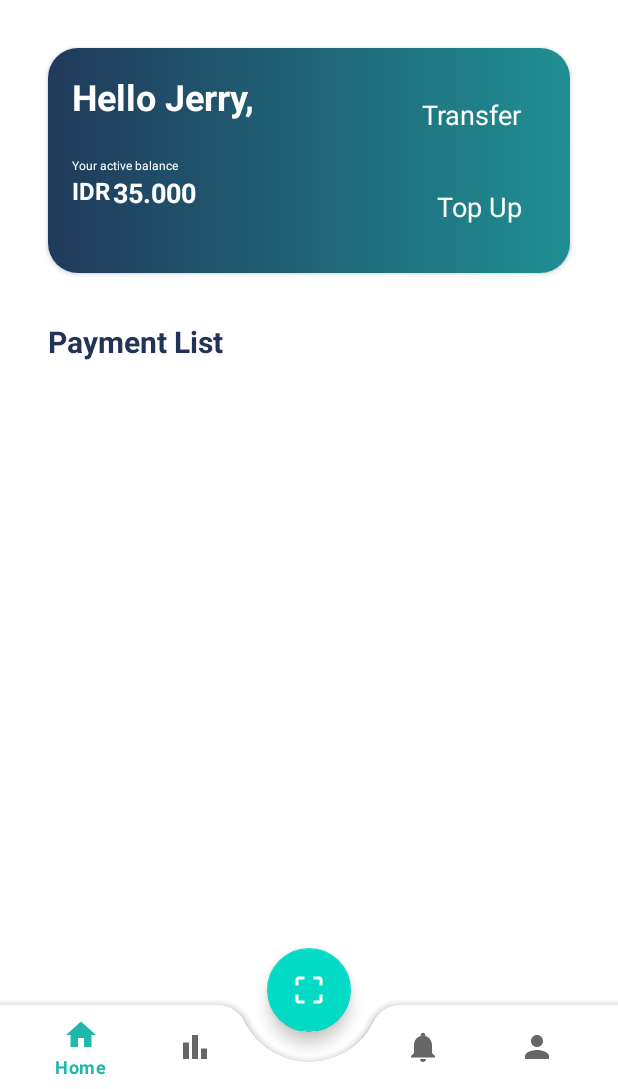
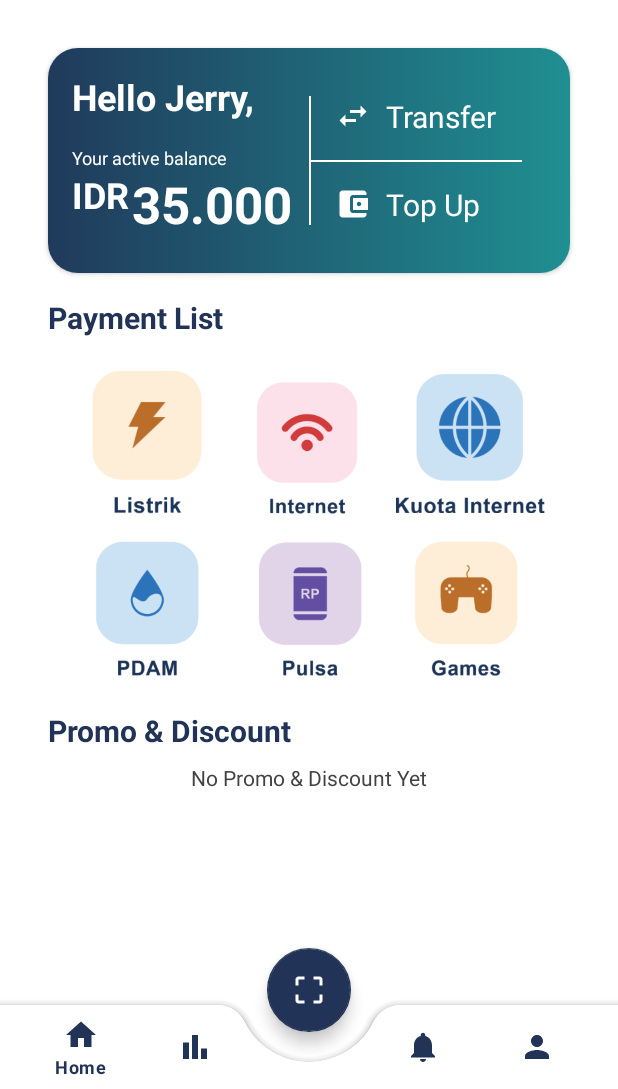
Before and after one commit to zeromonkey23/payup, an Android app: the MainActivity screen opened directly, with no data from a screen before it, on a phone screen of 412 x 824 dp, the part 147-1236 px from its top. Run offline under Robolectric (Android 15) with nearby library versions, the phone set to English and light mode, and no system bars.

Commit message:
feat: finishing home interface

```diff
--- /dev/null
+++ b/app/src/main/res/drawable/ic_transfer.xml
@@ -0,0 +1,5 @@
+<vector android:height="24dp" android:tint="#000000"
+    android:viewportHeight="24" android:viewportWidth="24"
+    android:width="24dp" xmlns:android="http://schemas.android.com/apk/res/android">
+    <path android:fillColor="@android:color/white" android:pathData="M6.99,11L3,15l3.99,4v-3H14v-2H6.99v-3zM21,9l-3.99,-4v3H10v2h7.01v3L21,9z"/>
+</vector>
--- /dev/null
+++ b/app/src/main/res/drawable/ic_wallet.xml
@@ -0,0 +1,5 @@
+<vector android:height="24dp" android:tint="#000000"
+    android:viewportHeight="24" android:viewportWidth="24"
+    android:width="24dp" xmlns:android="http://schemas.android.com/apk/res/android">
+    <path android:fillColor="@android:color/white" android:pathData="M21,18v1c0,1.1 -0.9,2 -2,2L5,21c-1.11,0 -2,-0.9 -2,-2L3,5c0,-1.1 0.89,-2 2,-2h14c1.1,0 2,0.9 2,2v1h-9c-1.11,0 -2,0.9 -2,2v8c0,1.1 0.89,2 2,2h9zM12,16h10L22,8L12,8v8zM16,13.5c-0.83,0 -1.5,-0.67 -1.5,-1.5s0.67,-1.5 1.5,-1.5 1.5,0.67 1.5,1.5 -0.67,1.5 -1.5,1.5z"/>
+</vector>
--- /dev/null
+++ b/app/src/main/res/drawable/textlines.xml
@@ -0,0 +1,20 @@
+<?xml version="1.0" encoding="utf-8"?>
+<layer-list xmlns:android="http://schemas.android.com/apk/res/android" >
+    <item>
+        <shape
+                android:shape="rectangle">
+            <stroke android:width="1dp" android:color="#FF000000" />
+            <solid android:color="#FFDDDDDD" />
+
+        </shape>
+    </item>
+
+    <item android:top="1dp" android:bottom="1dp">
+        <shape
+                android:shape="rectangle">
+            <stroke android:width="1dp" android:color="#FFDDDDDD" />
+            <solid android:color="#00000000" />
+        </shape>
+    </item>
+
+</layer-list>
--- a/app/src/main/res/layout/activity_login.xml
+++ b/app/src/main/res/layout/activity_login.xml
@@ -43,8 +43,6 @@
             android:layout_width="0dp"
             android:layout_height="wrap_content"
             android:id="@+id/textView"
-            app:layout_constraintTop_toBottomOf="@+id/imageView2"
-            android:layout_marginTop="156dp"
             app:layout_constraintStart_toStartOf="parent"
             app:layout_constraintBottom_toTopOf="@+id/textView3"
             android:textSize="34sp"
@@ -52,7 +50,9 @@
             android:textColor="@color/primary_500"
             android:textAlignment="textStart"
             app:layout_constraintEnd_toEndOf="parent"
-            android:layout_marginStart="64dp" />
+            android:layout_marginStart="64dp"
+            app:layout_constraintTop_toTopOf="@+id/imageView"
+            android:layout_marginTop="154dp" />
 
     <EditText
             android:id="@+id/username"
@@ -108,7 +108,8 @@
             app:layout_constraintHorizontal_bias="0.497"
             android:textColor="@color/dark_blue"
             android:textSize="16sp"
-            android:textAlignment="center" />
+            android:textAlignment="center"
+            app:cornerRadius="20dp" />
 
     <Button
             android:id="@+id/register"
--- a/app/src/main/res/layout/activity_main.xml
+++ b/app/src/main/res/layout/activity_main.xml
@@ -47,11 +47,11 @@
                         android:layout_height="wrap_content"
                         android:text="Your active balance"
                         app:layout_constraintStart_toStartOf="parent"
-                        android:textSize="8sp"
+                        android:textSize="12sp"
                         android:textColor="@color/white"
                         android:layout_marginStart="16dp"
                         app:layout_constraintTop_toBottomOf="@+id/textView2"
-                        android:layout_marginTop="24dp"
+                        android:layout_marginTop="16dp"
                         android:id="@+id/textView5" />
 
                 <TextView
@@ -59,7 +59,7 @@
                         android:layout_height="wrap_content"
                         android:text="IDR"
                         app:layout_constraintStart_toStartOf="parent"
-                        android:textSize="16sp"
+                        android:textSize="24sp"
                         android:textColor="@color/white"
                         app:layout_constraintTop_toBottomOf="@+id/textView5"
                         android:layout_marginStart="16dp"
@@ -70,35 +70,66 @@
                         android:layout_width="wrap_content"
                         android:layout_height="wrap_content"
                         android:text="35.000"
-                        android:textSize="18sp"
+                        android:textSize="34sp"
                         android:textColor="@color/white"
                         app:layout_constraintTop_toBottomOf="@+id/textView5"
                         android:textStyle="bold"
                         app:layout_constraintStart_toEndOf="@+id/textView6"
-                        android:layout_marginStart="2dp" />
+                        android:layout_marginStart="2dp"
+                        android:id="@+id/textView10" />
+
+                <View
+                        android:layout_width="1dp"
+                        android:layout_height="match_parent"
+                        android:background="@color/white"
+                        app:layout_constraintEnd_toStartOf="@+id/textView9"
+                        app:layout_constraintStart_toEndOf="@+id/textView5"
+                        app:layout_constraintTop_toTopOf="parent"
+                        app:layout_constraintBottom_toBottomOf="parent"
+                        android:layout_marginTop="32dp"
+                        android:layout_marginBottom="32dp"
+                        android:id="@+id/view"
+                        android:layout_marginStart="54dp" />
+
+                <View
+                        android:layout_width="0dp"
+                        android:layout_height="1dp"
+                        android:background="@color/white"
+                        app:layout_constraintBottom_toTopOf="@+id/textView7"
+                        app:layout_constraintTop_toBottomOf="@+id/textView9"
+                        app:layout_constraintEnd_toEndOf="parent"
+                        android:layout_marginEnd="32dp"
+                        app:layout_constraintStart_toEndOf="@+id/view" />
 
                 <TextView
                         android:layout_width="wrap_content"
                         android:layout_height="wrap_content"
                         android:text="Transfer"
-                        android:textSize="18sp"
+                        android:textSize="20sp"
                         android:textColor="@color/white"
-                        android:layout_marginEnd="32dp"
-                        app:layout_constraintEnd_toEndOf="parent"
+                        app:layout_constraintStart_toEndOf="@+id/view"
                         app:layout_constraintTop_toTopOf="parent"
-                        android:layout_marginTop="32dp" />
+                        android:layout_marginTop="32dp"
+                        android:id="@+id/textView9"
+                        app:drawableStartCompat="@drawable/ic_transfer"
+                        android:drawablePadding="10dp"
+                        app:drawableTint="@color/white"
+                        android:layout_marginStart="16dp" />
 
                 <TextView
                         android:layout_width="wrap_content"
                         android:layout_height="wrap_content"
                         android:text="Top Up"
-                        android:textSize="18sp"
+                        android:textSize="20sp"
                         android:textColor="@color/white"
-                        android:layout_marginEnd="32dp"
-                        app:layout_constraintEnd_toEndOf="parent"
+                        app:layout_constraintStart_toEndOf="@+id/view"
                         android:id="@+id/textView7"
                         app:layout_constraintBottom_toBottomOf="parent"
-                        android:layout_marginBottom="32dp" />
+                        android:layout_marginBottom="32dp"
+                        app:drawableStartCompat="@drawable/ic_wallet"
+                        android:drawablePadding="10dp"
+                        app:drawableTint="@color/white"
+                        android:layout_marginStart="16dp" />
             </androidx.constraintlayout.widget.ConstraintLayout>
         </androidx.cardview.widget.CardView>
 
@@ -121,16 +152,90 @@
                 android:id="@+id/textView8"
                 app:layout_constraintTop_toBottomOf="@+id/cardView"
                 app:layout_constraintStart_toStartOf="parent"
-                android:layout_marginTop="32dp"
+                android:layout_marginTop="16dp"
                 android:layout_marginStart="32dp"
                 android:textSize="20sp"
                 android:textStyle="bold"
                 android:textColor="@color/dark_blue" />
 
+        <TextView
+                android:text="Promo &amp; Discount"
+                android:layout_width="wrap_content"
+                android:layout_height="wrap_content"
+                android:id="@+id/textView11"
+                app:layout_constraintTop_toBottomOf="@+id/gridLayout"
+                android:textSize="20sp"
+                android:textStyle="bold"
+                android:textColor="@color/dark_blue"
+                android:layout_marginTop="16dp"
+                app:layout_constraintStart_toStartOf="parent"
+                android:layout_marginStart="32dp" />
+
+        <TextView
+                android:text="No Promo &amp; Discount Yet"
+                android:layout_width="wrap_content"
+                android:layout_height="wrap_content"
+                android:id="@+id/textView14"
+                app:layout_constraintTop_toBottomOf="@+id/textView11"
+                app:layout_constraintEnd_toEndOf="parent"
+                app:layout_constraintStart_toStartOf="parent"
+                android:layout_marginTop="8dp"
+                android:textColor="@color/cardview_dark_background" />
+
         <androidx.gridlayout.widget.GridLayout
-                android:layout_width="match_parent"
-                android:layout_height="match_parent">
+                android:layout_width="wrap_content"
+                android:layout_height="0dp"
+                app:rowCount="2"
+                app:columnCount="3"
+                app:layout_constraintTop_toBottomOf="@+id/textView8"
+                app:layout_constraintEnd_toEndOf="parent"
+                app:layout_constraintStart_toStartOf="parent"
+                android:layout_marginTop="16dp"
+                app:alignmentMode="alignMargins"
+                app:useDefaultMargins="true"
+                android:id="@+id/gridLayout">
 
+            <ImageView
+                    android:id="@+id/electricityBtn"
+                    android:layout_width="100dp"
+                    android:layout_height="100dp"
+                    android:src="@drawable/ic_electricity"
+                    app:layout_row="0"
+                    app:layout_column="0" />
+
+            <ImageView
+                    android:id="@+id/internetBtn"
+                    android:layout_width="100dp"
+                    android:layout_height="100dp"
+                    android:src="@drawable/ic_internet"
+                    app:layout_row="0"
+                    app:layout_column="1" />
+
+            <ImageView
+                    android:id="@+id/mobileQuotaBtn"
+                    android:layout_width="100dp"
+                    android:layout_height="100dp"
+                    android:src="@drawable/ic_mobile_quota"
+                    app:layout_row="0"
+                    app:layout_column="2" />
+
+            <ImageView
+                    android:id="@+id/pdamBtn"
+                    android:layout_width="100dp"
+                    android:layout_height="100dp"
+                    android:src="@drawable/ic_pdam" />
+
+            <ImageView
+                    android:id="@+id/mobileBalanceBtn"
+                    android:layout_width="100dp"
+                    android:layout_height="100dp"
+                    android:src="@drawable/ic_mobile_balance" />
+
+            <ImageView
+                    android:id="@+id/gamesBtn"
+                    android:layout_width="100dp"
+                    android:layout_height="100dp"
+                    android:src="@drawable/ic_game" />
         </androidx.gridlayout.widget.GridLayout>
 
     </androidx.constraintlayout.widget.ConstraintLayout>
@@ -144,6 +249,7 @@
             app:fabCradleVerticalOffset="10dp"
             app:fabCradleRoundedCornerRadius="20dp"
             android:background="@color/white">
+
         <com.google.android.material.bottomnavigation.BottomNavigationView
                 android:id="@+id/bottomNavView"
                 android:layout_width="match_parent"
@@ -151,7 +257,9 @@
                 android:layout_marginEnd="16dp"
                 android:background="@color/transparent"
                 app:menu="@menu/bottom_nav"
-                android:elevation="0dp"/>
+                app:itemIconTint="@color/dark_blue"
+                app:itemTextColor="@color/dark_blue"
+                android:elevation="0dp" />
     </com.google.android.material.bottomappbar.BottomAppBar>
 
     <com.google.android.material.floatingactionbutton.FloatingActionButton
@@ -159,6 +267,8 @@
             android:layout_width="wrap_content"
             android:layout_height="wrap_content"
             android:src="@drawable/ic_scan"
-            app:layout_anchor="@id/bottomAppBar" />
+            app:layout_anchor="@id/bottomAppBar"
+            app:backgroundTint="@color/dark_blue"
+            android:contentDescription="Scan Button" />
 
 </androidx.coordinatorlayout.widget.CoordinatorLayout>
--- a/app/src/main/res/layout/activity_register.xml
+++ b/app/src/main/res/layout/activity_register.xml
@@ -108,7 +108,8 @@
             app:layout_constraintStart_toStartOf="parent"
             android:layout_marginTop="64dp"
             android:textColor="@color/dark_blue"
-            android:paddingHorizontal="64dp" />
+            android:paddingHorizontal="64dp"
+            app:cornerRadius="20dp" />
 
     <ProgressBar
             android:id="@+id/loading"
```
Also changed, not shown: app/src/main/res/drawable/ic_electricity.png (added), app/src/main/res/drawable/ic_game.png (added), app/src/main/res/drawable/ic_internet.png (added), app/src/main/res/drawable/ic_mobile_balance.png (added), app/src/main/res/drawable/ic_mobile_quota.png (added), app/src/main/res/drawable/ic_pdam.png (added).
